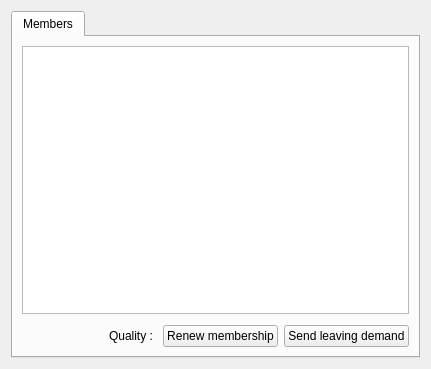
duniter/sakia, file res/ui/community_tab.ui: the form before one commit.
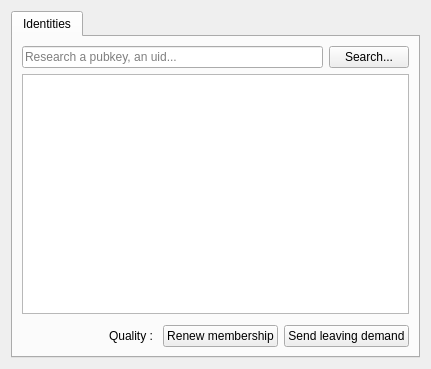
The form after the commit. Icons and pictures are not drawn.

Commit message:
Identity tab
Members tab renamed to identity tab
We now search for a pubkey or an uid and its displayed

What changed in the file:
```diff
--- a/res/ui/community_tab.ui
+++ b/res/ui/community_tab.ui
@@ -37,13 +37,34 @@
         <normaloff>:/icons/members_icon</normaloff>:/icons/members_icon</iconset>
       </attribute>
       <attribute name="title">
-       <string>Members</string>
+       <string>Identities</string>
       </attribute>
       <layout class="QVBoxLayout" name="verticalLayout">
        <item>
         <layout class="QVBoxLayout" name="verticalLayout_6">
          <item>
-          <widget class="QTableView" name="table_community_members">
+          <layout class="QHBoxLayout" name="horizontalLayout_3">
+           <property name="topMargin">
+            <number>0</number>
+           </property>
+           <item>
+            <widget class="QLineEdit" name="edit_textsearch">
+             <property name="placeholderText">
+              <string>Research a pubkey, an uid...</string>
+             </property>
+            </widget>
+           </item>
+           <item>
+            <widget class="QPushButton" name="button_search">
+             <property name="text">
+              <string>Search...</string>
+             </property>
+            </widget>
+           </item>
+          </layout>
+         </item>
+         <item>
+          <widget class="QTableView" name="table_identities">
            <property name="contextMenuPolicy">
             <enum>Qt::CustomContextMenu</enum>
            </property>
```
Left out of the diff: 35 changed lines with no effect on the pictures. The commit also changes 5 other files.
